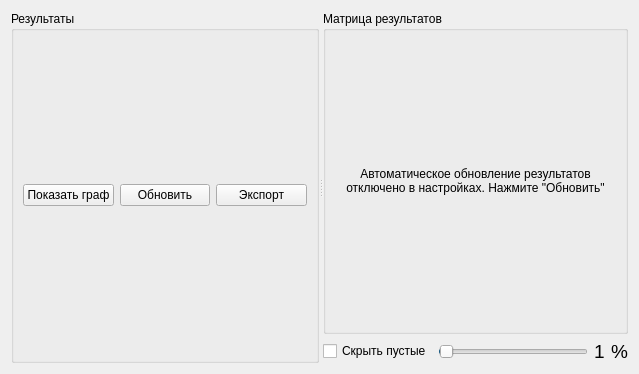
The window that ui/algorithm_result.ui (moevm/nosql1h19-text-graph) describes before a commit, drawn with Qt 5.
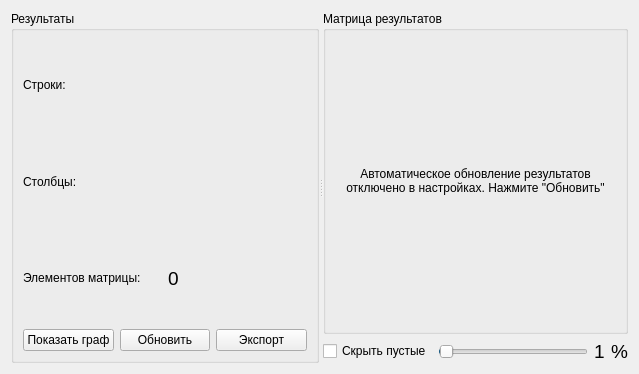
The same window after the commit.

Commit message: Added range slider; some bugfixes

Diff of the .ui file:
```diff
--- a/ui/algorithm_result.ui
+++ b/ui/algorithm_result.ui
@@ -27,6 +27,49 @@
        <item>
         <layout class="QVBoxLayout" name="textBrowserLayout"/>
        </item>
+       <item>
+        <layout class="QGridLayout" name="gridLayout">
+         <item row="0" column="0">
+          <widget class="QLabel" name="label_3">
+           <property name="text">
+            <string>Строки:</string>
+           </property>
+          </widget>
+         </item>
+         <item row="0" column="1">
+          <layout class="QHBoxLayout" name="rowsSliderLayout"/>
+         </item>
+         <item row="1" column="0">
+          <widget class="QLabel" name="label_4">
+           <property name="text">
+            <string>Столбцы:</string>
+           </property>
+          </widget>
+         </item>
+         <item row="1" column="1">
+          <layout class="QHBoxLayout" name="columnsSliderLayout"/>
+         </item>
+         <item row="2" column="0">
+          <widget class="QLabel" name="label_5">
+           <property name="text">
+            <string>Элементов матрицы:</string>
+           </property>
+          </widget>
+         </item>
+         <item row="2" column="1">
+          <widget class="QLabel" name="elementsLabel">
+           <property name="font">
+            <font>
+             <pointsize>14</pointsize>
+            </font>
+           </property>
+           <property name="text">
+            <string>0</string>
+           </property>
+          </widget>
+         </item>
+        </layout>
+       </item>
        <item>
         <layout class="QHBoxLayout" name="horizontalLayout_2">
          <item>
```
Left out of the diff: 2 changed lines with no effect on the pictures. The commit also changes 11 other files.
